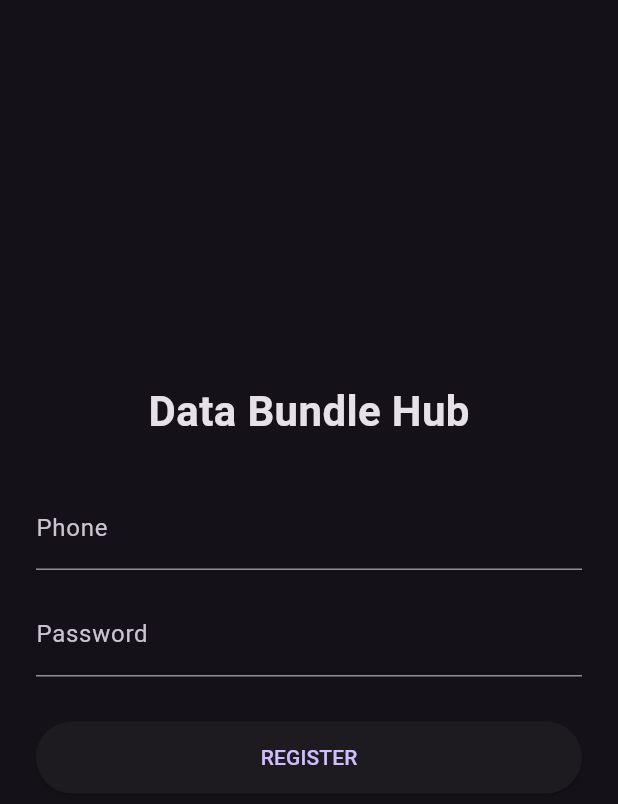
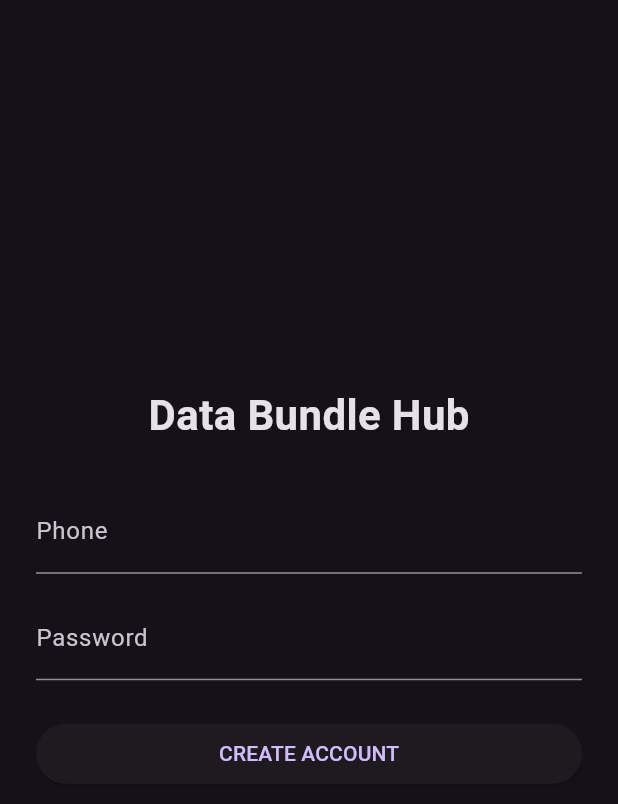
Before and after one commit to sulimanalhassan123as-code/databundle_flutter_app, a Flutter app: the screen it shows after launch, on a phone screen of 412 x 824 dp. Shown: the top 804 px of the screen. Run offline on Flutter 3.47's test engine with Material 3 defaults, Android fonts, the phone set to English and light mode, and no system bars.

Commit message:
Update main.dart

```diff
--- a/lib/main.dart
+++ b/lib/main.dart
@@ -1,21 +1,21 @@
+import 'package:flutter/material.dart';
 import 'dart:convert';
-import 'package:flutter/material.dart';
 import 'package:http/http.dart' as http;
 
-const String API_BASE = "https://never-hide17-dt3m.onrender.com";
+const String API_URL = "https://never-hide17-dt3m.onrender.com";
 
 void main() {
-  runApp(const MyApp());
+  runApp(const DataHubApp());
 }
 
-class MyApp extends StatelessWidget {
-  const MyApp({super.key});
+class DataHubApp extends StatelessWidget {
+  const DataHubApp({super.key});
 
   @override
   Widget build(BuildContext context) {
     return MaterialApp(
       debugShowCheckedModeBanner: false,
-      title: 'Data Bundle Hub',
+      title: 'DataHub',
       theme: ThemeData.dark(),
       home: const RegisterPage(),
     );
@@ -30,41 +30,42 @@ class RegisterPage extends StatefulWidget {
 }
 
 class _RegisterPageState extends State<RegisterPage> {
-  final phoneCtrl = TextEditingController();
-  final passCtrl = TextEditingController();
+  final phoneController = TextEditingController();
+  final passwordController = TextEditingController();
+
   String status = "";
   bool loading = false;
 
   Future<void> register() async {
     setState(() {
       loading = true;
-      status = "Connecting...";
+      status = "Processing...";
     });
 
     try {
       final res = await http.post(
-        Uri.parse("$API_BASE/api/v1/register"),
+        Uri.parse("$API_URL/api/v1/register"),
         headers: {"Content-Type": "application/json"},
         body: jsonEncode({
-          "phone": phoneCtrl.text.trim(),
-          "password": passCtrl.text.trim(),
+          "phone": phoneController.text,
+          "password": passwordController.text
         }),
       );
 
       final data = jsonDecode(res.body);
 
       setState(() {
-        status = data["detail"] ?? "Account created";
+        status = data["message"] ?? data["detail"] ?? "Done";
       });
     } catch (e) {
       setState(() {
         status = "Network error";
       });
-    } finally {
-      setState(() {
-        loading = false;
-      });
     }
+
+    setState(() {
+      loading = false;
+    });
   }
 
   @override
@@ -81,32 +82,28 @@ class _RegisterPageState extends State<RegisterPage> {
             ),
             const SizedBox(height: 30),
             TextField(
-              controller: phoneCtrl,
+              controller: phoneController,
+              decoration: const InputDecoration(labelText: "Phone"),
               keyboardType: TextInputType.phone,
-              decoration: const InputDecoration(labelText: "Phone"),
             ),
             const SizedBox(height: 15),
             TextField(
-              controller: passCtrl,
+              controller: passwordController,
+              decoration: const InputDecoration(labelText: "Password"),
               obscureText: true,
-              decoration: const InputDecoration(labelText: "Password"),
             ),
-            const SizedBox(height: 30),
+            const SizedBox(height: 25),
             SizedBox(
               width: double.infinity,
-              height: 48,
               child: ElevatedButton(
                 onPressed: loading ? null : register,
                 child: loading
                     ? const CircularProgressIndicator()
-                    : const Text("REGISTER"),
+                    : const Text("CREATE ACCOUNT"),
               ),
             ),
             const SizedBox(height: 20),
-            Text(
-              status,
-              style: const TextStyle(color: Colors.greenAccent),
-            ),
+            Text(status, style: const TextStyle(color: Colors.green)),
           ],
         ),
       ),
```
